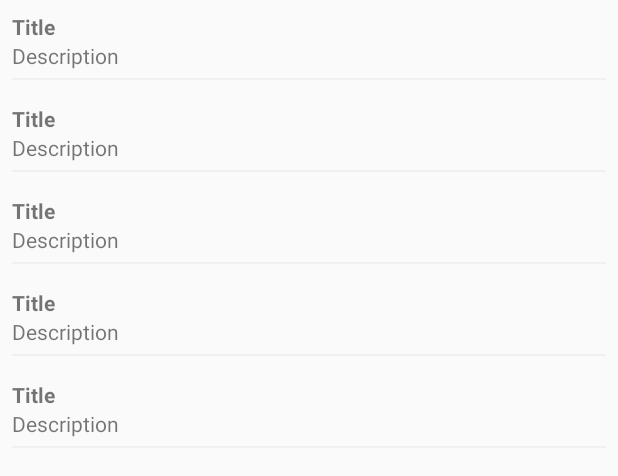
After one commit to cbedoya/jsonplaceholder-android, an Android app: the layout activity_post_list.xml on its own in the app's theme, with its tools: preview values and no code run, on a phone screen of 412 x 824 dp. The commit adds this screen. Shown: the top 476 px of the screen. Run offline under Robolectric (Android 15) with nearby library versions, the phone set to English and light mode, and no system bars.

Commit message:
Added Post List using recycler view and data binding

```diff
--- a/app/build.gradle
+++ b/app/build.gradle
@@ -15,6 +15,9 @@ android {
         versionCode 1
         versionName "1.0"
         testInstrumentationRunner "androidx.test.runner.AndroidJUnitRunner"
+    }
+    dataBinding {
+        enabled = true
     }
     buildTypes {
         def STRING = "String"
@@ -44,6 +47,7 @@ dependencies {
     implementation libs.androidx.core
     implementation libs.androidx.constraintLayout
     implementation libs.androidx.lifecycle
+    implementation libs.androidx.recyclerView
 
     // networking
     implementation libs.networking.retrofit
--- /dev/null
+++ b/app/src/main/java/com/cbedoya/jsonplaceholder/viewmodel/PostViewModel.kt
@@ -0,0 +1,6 @@
+package com.cbedoya.jsonplaceholder.viewmodel
+
+data class PostViewModel (
+    val title: String,
+    val description: String
+)
--- /dev/null
+++ b/app/src/main/res/layout/activity_post_list.xml
@@ -0,0 +1,35 @@
+<?xml version="1.0" encoding="utf-8"?>
+<layout>
+
+    <data >
+        <variable
+            name="viewModel"
+            type="com.cbedoya.jsonplaceholder.viewmodel.PostListViewModel" />
+    </data>
+
+    <androidx.constraintlayout.widget.ConstraintLayout xmlns:android="http://schemas.android.com/apk/res/android"
+        xmlns:app="http://schemas.android.com/apk/res-auto"
+        xmlns:tools="http://schemas.android.com/tools"
+        android:layout_width="match_parent"
+        android:layout_height="match_parent"
+        tools:context=".view.PostListActivity">
+
+        <androidx.recyclerview.widget.RecyclerView
+            android:id="@+id/postsRecyclerView"
+            android:layout_width="match_parent"
+            android:layout_height="match_parent"
+            tools:itemCount="5"
+            tools:listitem="@layout/item_post"/>
+
+        <ProgressBar
+            android:id="@+id/progressBar"
+            android:layout_width="wrap_content"
+            android:layout_height="wrap_content"
+            app:layout_constraintBottom_toTopOf="parent"
+            app:layout_constraintTop_toBottomOf="parent"
+            app:layout_constraintLeft_toLeftOf="parent"
+            app:layout_constraintRight_toRightOf="parent"
+            android:visibility="@{viewModel.progressBarVisibility}"/>
+
+    </androidx.constraintlayout.widget.ConstraintLayout>
+</layout>
--- /dev/null
+++ b/app/src/main/res/layout/item_post.xml
@@ -0,0 +1,38 @@
+<?xml version="1.0" encoding="utf-8"?>
+<layout xmlns:android="http://schemas.android.com/apk/res/android"
+    xmlns:tools="http://schemas.android.com/tools">
+
+    <data>
+
+        <variable
+            name="post"
+            type="com.cbedoya.jsonplaceholder.viewmodel.PostViewModel" />
+    </data>
+
+    <LinearLayout
+        android:layout_width="match_parent"
+        android:layout_height="wrap_content"
+        android:padding="8dp"
+        android:orientation="vertical">
+
+        <TextView
+            android:id="@+id/postTitle"
+            android:layout_width="match_parent"
+            android:layout_height="wrap_content"
+            android:text="@{post.title}"
+            android:textStyle="bold"
+            tools:text="Title" />
+
+        <TextView
+            android:id="@+id/postDescription"
+            android:layout_width="match_parent"
+            android:layout_height="wrap_content"
+            android:text="@{post.description}"
+            tools:text="Description"/>
+        <View
+            android:layout_width="match_parent"
+            android:layout_height="1dp"
+            android:layout_marginTop="5dp"
+            android:background="#F0F0F0"/>
+    </LinearLayout>
+</layout>
--- a/versions.gradle
+++ b/versions.gradle
@@ -16,6 +16,7 @@ def versions = [
                 core               : '1.1.0-alpha03',
                 constraintlayout   : '1.1.3',
                 lifecycle          : '2.1.0-alpha01',
+                recyclerView       : '1.0.0'
         ],
         networking : [
                 retrofit           : '2.5.0',
@@ -51,6 +52,7 @@ def libs = [
                 core               : "androidx.core:core-ktx:$versions.androidx.core",
                 constraintLayout   : "androidx.constraintlayout:constraintlayout:$versions.androidx.constraintlayout",
                 lifecycle          : "androidx.lifecycle:lifecycle-extensions:$versions.androidx.lifecycle",
+                recyclerView       : "androidx.recyclerview:recyclerview:$versions.androidx.recyclerView"
         ],
         networking : [
                 retrofit           : "com.squareup.retrofit2:retrofit:$versions.networking.retrofit",
```
Also changed, not shown: app/src/main/java/com/cbedoya/jsonplaceholder/view/PostAdapter.kt (added, +27 -0 lines), app/src/main/java/com/cbedoya/jsonplaceholder/view/PostListActivity.kt (+31 -3 lines), app/src/main/java/com/cbedoya/jsonplaceholder/viewmodel/PostListViewModel.kt (+37 -0 lines), app/src/main/res/layout/activity_main.xml (deleted, +0 -10 lines).
